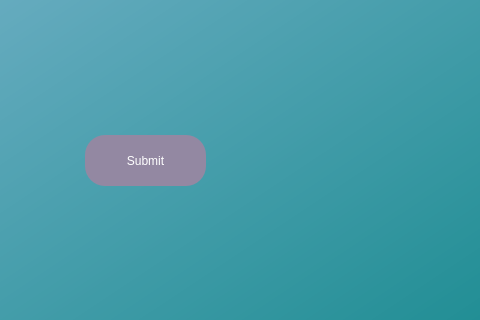
The window that UserList.ui (MysticalMango647/RollSmartGui) describes before a commit, drawn with Qt 5; both pictures show x 445 to 925 and y 345 to 665 of the 1200 by 800 pixel window.
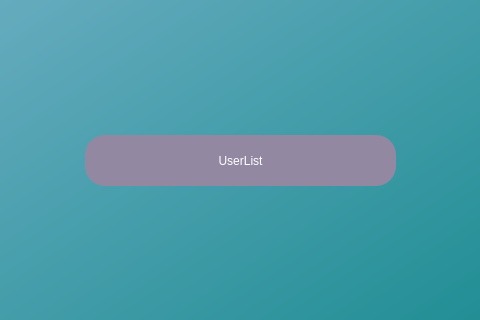
The same window after the commit.

Commit message: Got Name to display in UserSelection ,  Icon to load in  GUI,(on both admincreation/py and main.py), loads screen accordinly to if practioner or user is signing in.

The edit to the form file:
```diff
--- a/UserList.ui
+++ b/UserList.ui
@@ -31,7 +31,7 @@
      <rect>
       <x>530</x>
       <y>480</y>
-      <width>121</width>
+      <width>311</width>
       <height>51</height>
      </rect>
     </property>
@@ -42,7 +42,7 @@
 background-color: rgb(147, 136, 162)</string>
     </property>
     <property name="text">
-     <string>Submit</string>
+     <string>UserList</string>
     </property>
    </widget>
    <widget class="QLabel" name="WelcomeName">
```
The commit also changes 4 other files.
